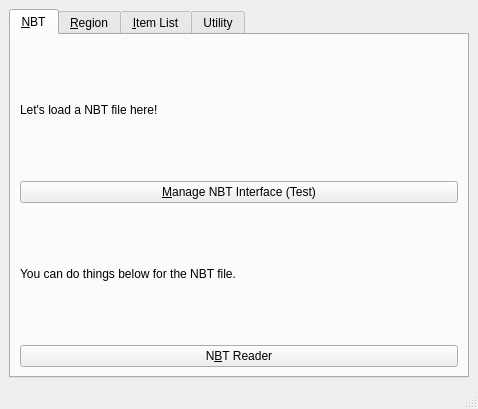
The window that src/qt/mainwindow.ui (DreamHelium/dhlrc) describes before a commit, drawn with Qt 5.
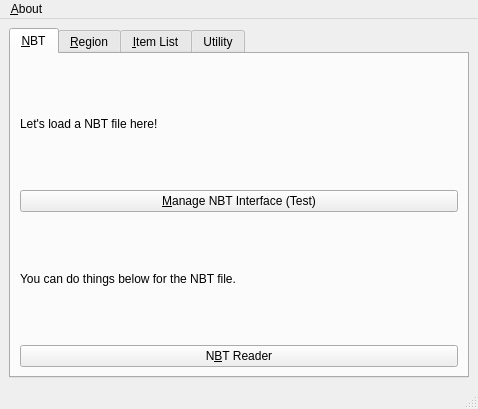
The same window after the commit.

Commit message: [0.3.5-pre] Add about dialog

Patch:
```diff
--- a/src/qt/mainwindow.ui
+++ b/src/qt/mainwindow.ui
@@ -203,6 +203,13 @@
      <height>31</height>
     </rect>
    </property>
+   <widget class="QMenu" name="menu_About">
+    <property name="title">
+     <string>&amp;About</string>
+    </property>
+    <addaction name="action_about"/>
+   </widget>
+   <addaction name="menu_About"/>
   </widget>
   <widget class="QStatusBar" name="statusbar"/>
  </widget>
```
Left out of the diff: 5 changed lines with no effect on the pictures. The commit also changes 10 other files.
